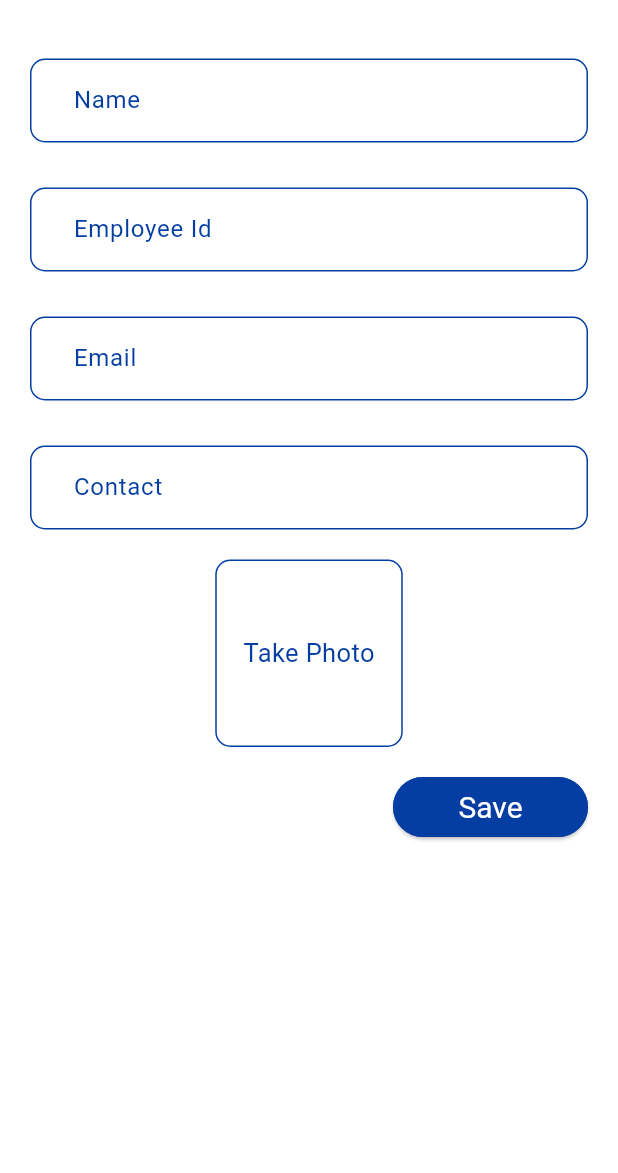
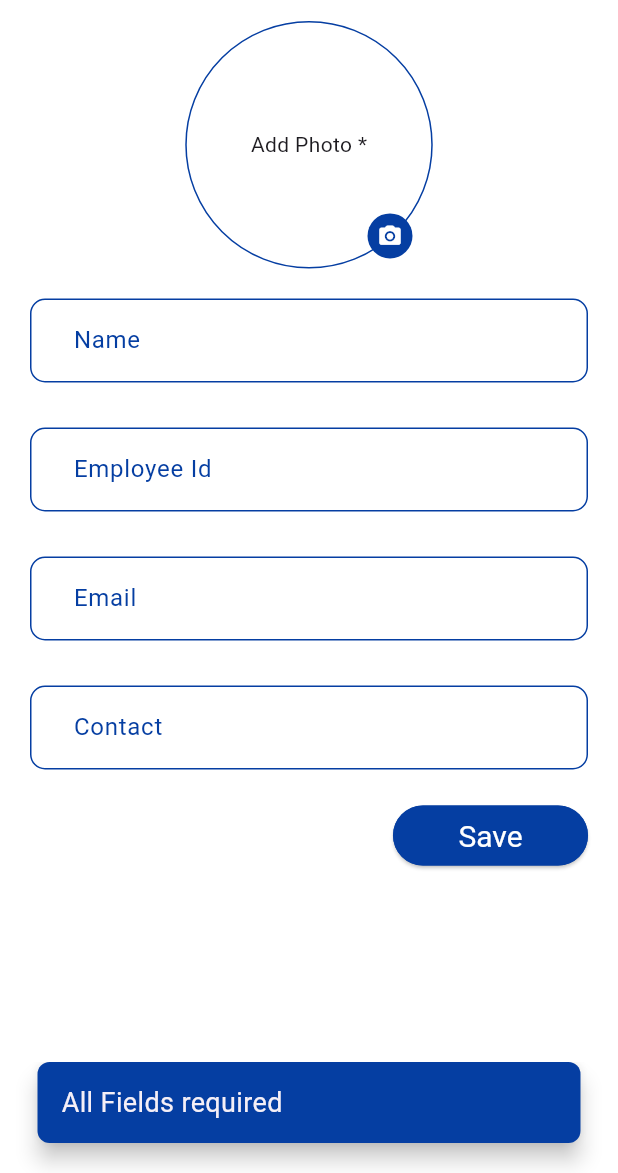
Before and after one commit to Ameen-Aboobacker/FaceIn, a Flutter app: the EmployeeRegistration screen opened directly, after a tap on "Save", on a phone screen of 412 x 824 dp, the part 63-1236 px from its top. Run offline on Flutter 3.47's test engine with Material 3 defaults, Android fonts, the phone set to English and light mode, and no system bars; our stand-ins replace camera, cloud_firestore, firebase_core, firebase_storage, flutter_bloc; missing offline and left inert: aws_rekognition_api, dart:ffi; accounts and stored records are empty.

Commit message:
employee registration commit

```diff
--- /dev/null
+++ b/lib/application/capture_image_cubit/capture_image_cubit.dart
@@ -0,0 +1,18 @@
+import 'dart:io';
+
+import 'package:camera/camera.dart';
+import 'package:facein/core/camera_controllers.dart';
+import 'package:flutter/material.dart';
+import 'package:flutter_bloc/flutter_bloc.dart';
+
+part 'capture_image_state.dart';
+
+class CaptureImageCubit extends Cubit<CaptureImageState> {
+  CaptureImageCubit() : super(CaptureImageInitial());
+   XFile? image;
+  Future<void> captureImage() async {
+    emit(ImageCapturing());
+   image = await captureController.takePicture();
+    emit(ImageCaptured(image!));
+  }
+}
--- /dev/null
+++ b/lib/application/capture_image_cubit/capture_image_state.dart
@@ -0,0 +1,14 @@
+part of 'capture_image_cubit.dart';
+
+@immutable
+sealed class CaptureImageState {}
+
+final class CaptureImageInitial extends CaptureImageState {}
+
+final class ImageCapturing extends CaptureImageState {}
+
+final class ImageCaptured extends CaptureImageState {
+  final XFile image;
+
+  ImageCaptured(this.image);
+}
--- a/lib/application/employee_registration_bloc/employee_registration_bloc.dart
+++ b/lib/application/employee_registration_bloc/employee_registration_bloc.dart
@@ -1,15 +1,28 @@
+import 'dart:developer';
 
-
+import 'package:camera/camera.dart';
+import 'package:facein/data/employee_model.dart';
+import 'package:facein/domain/funtions.dart';
 import 'package:flutter/material.dart';
 import 'package:flutter_bloc/flutter_bloc.dart';
 
 part 'employee_registration_event.dart';
 part 'employee_registration_state.dart';
 
-class EmployeeRegistrationBloc extends Bloc<EmployeeRegistrationEvent, EmployeeRegistrationState> {
-  EmployeeRegistrationBloc() : super(EmployeeRegistrationInitial()) {
-    on<EmployeeRegistrationEvent>((event, emit) {
-
+class EmployeeRegistrationBloc
+    extends Bloc<EmployeeRegistrationEvent, EmployeeRegistrationState> {
+  EmployeeRegistrationBloc() : super(RegistrationInitial()) {
+    on<Registration>((event, emit) async {
+      try {
+        emit(RegistrationLoading());
+        await Future.delayed(Duration(seconds: 3), () {
+          log('processing');
+        });
+        // await registerEmployee(employee: event.employee, image: event.image);
+        emit(RegistrationSuccess());
+      } catch (e) {
+        emit(RegistrationFailed(error: e.toString()));
+      }
     });
   }
 }
--- a/lib/application/employee_registration_bloc/employee_registration_event.dart
+++ b/lib/application/employee_registration_bloc/employee_registration_event.dart
@@ -2,3 +2,9 @@ part of 'employee_registration_bloc.dart';
 
 @immutable
 sealed class EmployeeRegistrationEvent {}
+
+final class Registration extends EmployeeRegistrationEvent {
+  final Employee employee;
+  final XFile image;
+  Registration({required this.employee, required this.image});
+}
--- a/lib/application/employee_registration_bloc/employee_registration_state.dart
+++ b/lib/application/employee_registration_bloc/employee_registration_state.dart
@@ -3,4 +3,13 @@ part of 'employee_registration_bloc.dart';
 @immutable
 sealed class EmployeeRegistrationState {}
 
-final class EmployeeRegistrationInitial extends EmployeeRegistrationState {}
+final class RegistrationInitial extends EmployeeRegistrationState {}
+
+final class RegistrationLoading extends EmployeeRegistrationState {}
+
+final class RegistrationFailed extends EmployeeRegistrationState {
+  final String error;
+  RegistrationFailed({required this.error});
+}
+
+final class RegistrationSuccess extends EmployeeRegistrationState {}
--- a/lib/core/providers_list.dart
+++ b/lib/core/providers_list.dart
@@ -1,4 +0,0 @@
-import 'package:facein/application/bottom_navigation_cubit/bottom_navigation_cubit.dart';
-import 'package:facein/application/employee_registration_bloc/employee_registration_bloc.dart';
-import 'package:facein/application/face_scanning_bloc/face_scanning_bloc.dart';
-import 'package:flutter_bloc/flutter_bloc.dart';
--- a/lib/data/employee_model.dart
+++ b/lib/data/employee_model.dart
@@ -1,16 +1,16 @@
-
-
 import 'package:cloud_firestore/cloud_firestore.dart';
 
 class Employee {
   String id;
-  final String image;
+  String image;
+  String faceId;
   final String name;
   final String employeeId;
   final String email;
   final String contact;
   final Timestamp? createdAt;
   Employee({
+    this.faceId = '',
     this.id = '',
     this.image = 'assets/images/user_icon.jpg',
     required this.name,
@@ -26,7 +26,9 @@ class Employee {
       'email': email,
       'contact': contact,
       'id': id,
-     'createdAt': createdAt
+      'createdAt': createdAt,
+      'image': image,
+      'faceId': faceId
     };
   }
 
@@ -40,6 +42,8 @@ class Employee {
       email: employeeData['email'],
       contact: employeeData['contact'],
       createdAt: employeeData['createdAt'],
+      image: employeeData['image'],
+      faceId: employeeData['faceId'],
     );
   }
 }
--- a/lib/main.dart
+++ b/lib/main.dart
@@ -1,6 +1,7 @@
 import 'dart:developer';
 
 import 'package:camera/camera.dart';
+import 'package:facein/application/capture_image_cubit/capture_image_cubit.dart';
 import 'package:facein/firebase_options.dart';
 import 'package:firebase_core/firebase_core.dart';
 import 'package:flutter/material.dart';
@@ -15,7 +16,7 @@ import 'presentation/splash_screen/splash_screen.dart';
 
 void main() async {
   WidgetsFlutterBinding.ensureInitialized();
-  await Firebase.initializeApp(options: DefaultFirebaseOptions.currentPlatform);
+  await Firebase.initializeApp();
   cameras = await availableCameras();
   log(cameras.length.toString());
   await captureController.initialize();
@@ -33,6 +34,7 @@ class MyApp extends StatelessWidget {
         BlocProvider(create: (context) => BottomNavigationCubit()),
         BlocProvider(create: (context) => EmployeeRegistrationBloc()),
         BlocProvider(create: (context) => FaceScanningBloc()),
+        BlocProvider(create: (context) => CaptureImageCubit()),
       ],
       child: MaterialApp(
         debugShowCheckedModeBanner: false,
--- a/lib/presentation/employee_registration_screen/employee_registration.dart
+++ b/lib/presentation/employee_registration_screen/employee_registration.dart
@@ -1,10 +1,14 @@
 import 'dart:developer';
+import 'dart:ffi';
 import 'dart:io';
 import 'package:cloud_firestore/cloud_firestore.dart';
+import 'package:facein/application/capture_image_cubit/capture_image_cubit.dart';
 import 'package:facein/core/camera_controllers.dart';
 import 'package:facein/core/colors.dart';
 import 'package:flutter/material.dart';
+import 'package:flutter_bloc/flutter_bloc.dart';
 
+import '../../application/employee_registration_bloc/employee_registration_bloc.dart';
 import '../../core/app_sizes.dart';
 import '../../data/employee_model.dart';
 import '../../domain/funtions.dart';
@@ -22,7 +26,6 @@ class EmployeeRegistration extends StatefulWidget {
 }
 
 class _EmployeeRegistrationState extends State<EmployeeRegistration> {
-  File? image;
   @override
   Widget build(BuildContext context) {
     GlobalKey<FormState> formKey = GlobalKey();
@@ -38,13 +41,75 @@ class _EmployeeRegistrationState extends State<EmployeeRegistration> {
         centerTitle: true,
         title: const Text('Employee Details'),
       ),
-      body: Container(
-        padding: const EdgeInsets.fromLTRB(20, 25, 20, 0),
+      body: BlocConsumer<EmployeeRegistrationBloc, EmployeeRegistrationState>(
+        listener: (context, state) {
+          if (state is RegistrationSuccess) {
+            log('ssss');
+            ScaffoldMessenger.of(context).showSnackBar(
+                customSnackBar(content: 'details stored successfully'));
+          } else if (state is RegistrationFailed) {
+            log(state.error);
+            ScaffoldMessenger.of(context)
+                .showSnackBar(customSnackBar(content: state.error));
+          } else if (state is RegistrationLoading) {
+            showModalBottomSheet(
+              context: context,
+              builder: (context) {
+                return BlocConsumer<EmployeeRegistrationBloc,
+                    EmployeeRegistrationState>(
+                  listener: (context, state) {
+                    if (state is RegistrationFailed ||
+                        state is RegistrationSuccess) {
+                      Navigator.of(context).pop();
+                    }
+                  },
+                  builder: (context, state) {
+                    if (state is RegistrationLoading) {
+                      return BottomSheet(
+                        onClosing: () {},
+                        builder: (context) {
+                          return Container(
+                            height: 140,
+                            color: Colors.amber,
+                            child: Center(child: CircularProgressIndicator()),
+                          );
+                        },
+                      );
+                    }
+                    return SizedBox();
+                  },
+                );
+              },
+            );
+          }
+        },
+        builder: (context, state) {
+          return Stack(
+            alignment: Alignment.center,
+            children: [
+              Container(
+                padding: const EdgeInsets.fromLTRB(20, 0, 20, 0),
                 child: Form(
                   key: formKey,
                   child: SingleChildScrollView(
                     child: Column(
                       children: [
+                        TakePhotoWidget(
+                          onTake: () async {
+                            final scaffoldMessenger =
+                                ScaffoldMessenger.of(context);
+                            final nav = Navigator.of(context);
+                            await captureController.initialize();
+                            scaffoldMessenger.showSnackBar(customSnackbar(
+                                content: const Text('Wait for 5 seconds')));
+                            await nav.push(
+                              MaterialPageRoute(
+                                builder: (context) => const CameraScreen(),
+                              ),
+                            );
+                          },
+                        ),
+                        const SizedBox(height: 20),
                         CustomTextField(
                           keyboardType: TextInputType.text,
                           nameController: nameController,
@@ -69,45 +134,25 @@ class _EmployeeRegistrationState extends State<EmployeeRegistration> {
                           label: 'Contact',
                         ),
                         AppSizes.kFormHeight2,
-                TakePhotoWidget(
-                  image: image,
-                  onTake: () async {
-                    final scaffoldMessenger = ScaffoldMessenger.of(context);
-                    final nav = Navigator.of(context);
-
-                    scaffoldMessenger.showSnackBar(customSnackbar(
-                        content: const Text('Wait for 5 seconds')));
-                    final res = await nav.push(
-                      MaterialPageRoute(
-                        builder: (context) =>
-                            CameraScreen(controller: captureController),
-                      ),
-                    );
-                    setState(() {
-                      image = res;
-                    });
-                    log(res.toString());
-                  },
-                  onRetake: () async {
-                    final scaffoldMessenger = ScaffoldMessenger.of(context);
-                    final nav = Navigator.of(context);
-
-                    scaffoldMessenger.showSnackBar(customSnackbar(
-                        content: const Text('Wait for 5 seconds')));
-                    final res = await nav.push(
-                      MaterialPageRoute(
-                        builder: (context) =>
-                            CameraScreen(controller: captureController),
-                      ),
-                    );
-                    setState(() {
-                      image = res;
-                    });
-                    log(res.toString());
-                  },
-                ),
                         SubmitButtonWidget(
                           onPressed: () async {
+                            final name = nameController.text.trim();
+                            final eid = idController.text.trim();
+                            final email = emailController.text.trim();
+                            final contact = phoneController.text.trim();
+                            final image =
+                                context.read<CaptureImageCubit>().image;
+                            if (email.isEmpty ||
+                                name.isEmpty ||
+                                eid.isEmpty ||
+                                contact.isEmpty ||
+                                image == null) {
+                              log(image.toString());
+                              SnackBar snackBar = customSnackBar(
+                                  content: 'All Fields required');
+                              ScaffoldMessenger.of(context)
+                                  .showSnackBar(snackBar);
+                            } else {
                               final employee = Employee(
                                 name: nameController.text.trim(),
                                 employeeId: idController.text.trim(),
@@ -115,11 +160,11 @@ class _EmployeeRegistrationState extends State<EmployeeRegistration> {
                                 contact: phoneController.text.trim(),
                                 createdAt: Timestamp.fromDate(DateTime.now()),
                               );
-                    log(employee.toJson().toString());
-                    String res = await addEmployee(employee);
-                    log(res);
-                    if (res == 'Success') {
-                      indexNotifier.value = 2;
+
+                              context.read<EmployeeRegistrationBloc>().add(
+                                    Registration(
+                                        employee: employee, image: image),
+                                  );
                             }
                           },
                         ),
@@ -128,6 +173,24 @@ class _EmployeeRegistrationState extends State<EmployeeRegistration> {
                   ),
                 ),
               ),
+            ],
+          );
+        },
+      ),
     );
   }
 }
+
+SnackBar customSnackBar({required content}) {
+  return SnackBar(
+    behavior: SnackBarBehavior.floating,
+    duration: const Duration(milliseconds: 800),
+    content: Text(
+      content,
+      style: const TextStyle(fontSize: 18),
+    ),
+    shape: RoundedRectangleBorder(borderRadius: BorderRadius.circular(8)),
+    backgroundColor: AppColors.primaryColor,
+    margin: const EdgeInsets.only(bottom: 20, left: 25, right: 25),
+  );
+}
--- a/lib/presentation/employee_registration_screen/widgets/custom_text_field.dart
+++ b/lib/presentation/employee_registration_screen/widgets/custom_text_field.dart
@@ -31,6 +31,7 @@ class CustomTextField extends StatelessWidget {
         ),
         label: Text(label),
       ),
+
     );
   }
 }
--- a/lib/presentation/employee_registration_screen/widgets/take_photo_widget.dart
+++ b/lib/presentation/employee_registration_screen/widgets/take_photo_widget.dart
@@ -1,75 +1,43 @@
 import 'dart:io';
 
+import 'package:facein/application/capture_image_cubit/capture_image_cubit.dart';
 import 'package:flutter/material.dart';
+import 'package:flutter_bloc/flutter_bloc.dart';
 
 import '../../../core/colors.dart';
 
 class TakePhotoWidget extends StatelessWidget {
   const TakePhotoWidget({
     super.key,
-    required this.image,
     required this.onTake,
-    required this.onRetake,
   });
 
-  final File? image;
   final VoidCallback onTake;
-
-  final VoidCallback onRetake;
 
   @override
   Widget build(BuildContext context) {
-    const SizedBox kHeightform3 = SizedBox(height: 6);
-    return Column(
+    return Stack(
+      alignment: const Alignment(0.8, 0.9),
       children: [
-        image == null
-            ? InkWell(
+        ImageContainerWidget(),
+        GestureDetector(
           onTap: onTake,
-                child: const ImageContainerWidget(
-                  child: Center(
-                    child: Text(
-                      'Take Photo',
-                      style: TextStyle(
-                        fontSize: 17,
+          child: Container(
+            height: 30,
+            width: 30,
+            decoration: const BoxDecoration(
+              shape: BoxShape.circle,
               color: AppColors.primaryColor,
             ),
+            child: const Center(
+              child: Icon(
+                Icons.photo_camera_rounded,
+                color: Colors.white,
+                size: 17,
               ),
             ),
           ),
         )
-            : ImageContainerWidget(
-                decoration: BoxDecoration(
-                  borderRadius: BorderRadius.circular(10),
-                  border: Border.all(color: AppColors.primaryColor, width: 1),
-                  image: DecorationImage(
-                    fit: BoxFit.cover,
-                    image: FileImage(image!),
-                  ),
-                ),
-              ),
-        kHeightform3,
-        image == null
-            ? const SizedBox(height: 10)
-            : InkWell(
-                onTap: onRetake,
-                child: Container(
-                  decoration: const BoxDecoration(
-                    border: Border(
-                      bottom: BorderSide(
-                        color: AppColors.primaryColor,
-                        width: 1.0,
-                      ),
-                    ),
-                  ),
-                  child: const Text(
-                    'Retake',
-                    style: TextStyle(
-                      fontSize: 15,
-                      color: AppColors.primaryColor
-                    ),
-                  ),
-                ),
-              ),
       ],
     );
   }
@@ -77,20 +45,35 @@ class TakePhotoWidget extends StatelessWidget {
 
 class ImageContainerWidget extends StatelessWidget {
   const ImageContainerWidget({
-    this.decoration = const BoxDecoration(
-      borderRadius: BorderRadius.all(Radius.circular(10)),
-      border: Border.symmetric(
-          vertical: BorderSide(color: AppColors.primaryColor, width: 1),
-          horizontal: BorderSide(color: AppColors.primaryColor, width: 1)),
-    ),
     super.key,
-    this.child,
   });
-  final BoxDecoration decoration;
-  final Widget? child;
+
   @override
   Widget build(BuildContext context) {
+    return BlocConsumer<CaptureImageCubit, CaptureImageState>(
+      listener: (context, state) {},
+      builder: (context, state) {
         return Container(
-        height: 125, width: 125, decoration: decoration, child: child);
+          height: 165,
+          width: 165,
+          decoration: state is ImageCaptured
+              ? BoxDecoration(
+                  shape: BoxShape.circle,
+                  border: Border.all(color: AppColors.primaryColor),
+                  image: DecorationImage(
+                    fit: BoxFit.cover,
+                    image: FileImage(File(state.image.path)),
+                  ),
+                )
+              : BoxDecoration(
+                  shape: BoxShape.circle,
+                  border: Border.all(color: AppColors.primaryColor),
+                ),
+          child: state is ImageCaptured
+              ? null
+              : const Center(child: Text('Add Photo *')),
+        );
+      },
+    );
   }
 }
--- a/lib/presentation/home_screen/home_screen.dart
+++ b/lib/presentation/home_screen/home_screen.dart
@@ -2,6 +2,7 @@ import 'package:facein/application/bottom_navigation_cubit/bottom_navigation_cub
 import 'package:flutter/material.dart';
 import 'package:flutter_bloc/flutter_bloc.dart';
 
+import '../../application/employee_registration_bloc/employee_registration_bloc.dart';
 import 'widgets/custom_bottom_bar.dart';
 import '../employee_details_screen/employees_screen.dart';
 import '../employee_registration_screen/employee_registration.dart';
@@ -26,6 +27,7 @@ class HomeScreen extends StatelessWidget {
           body: pages[state],
           backgroundColor: Colors.white,
           bottomNavigationBar: CustomBar(currentIndex: state),
+
         );
       },
     );
```
Also changed, not shown: lib/domain/funtions.dart (+86 -0 lines), lib/presentation/employee_registration_screen/camera_screen.dart (+31 -56 lines), firebase.json, lib/firebase_options.dart, 2 other files. Lines whose indentation alone changed are shown as unchanged.
